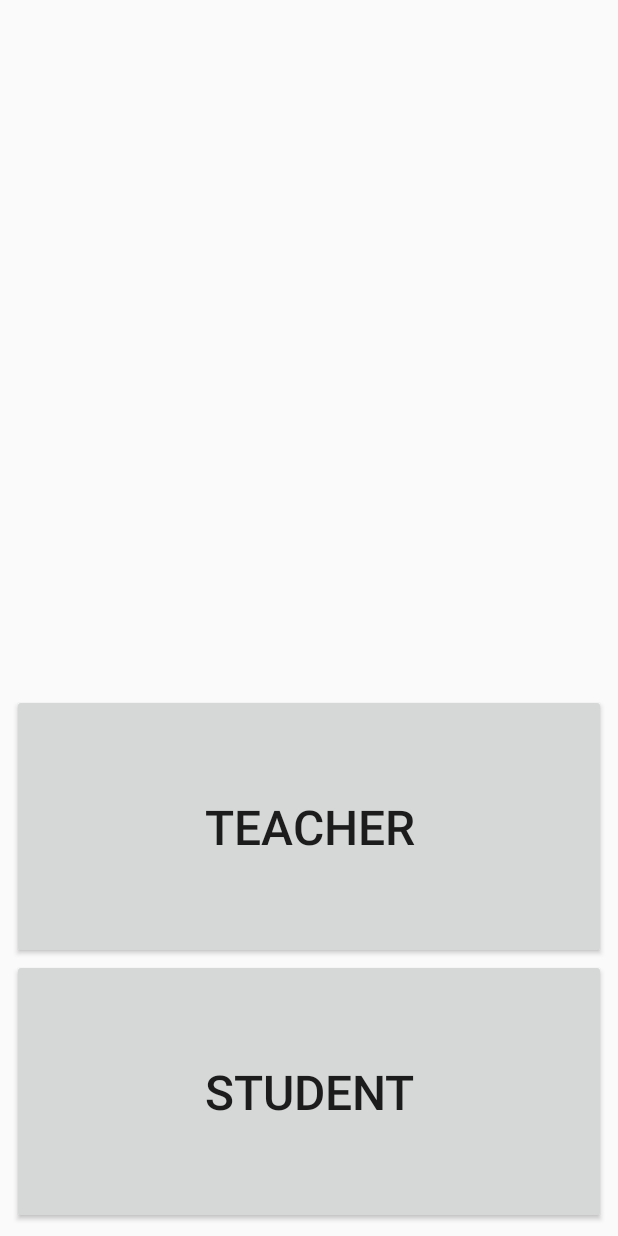
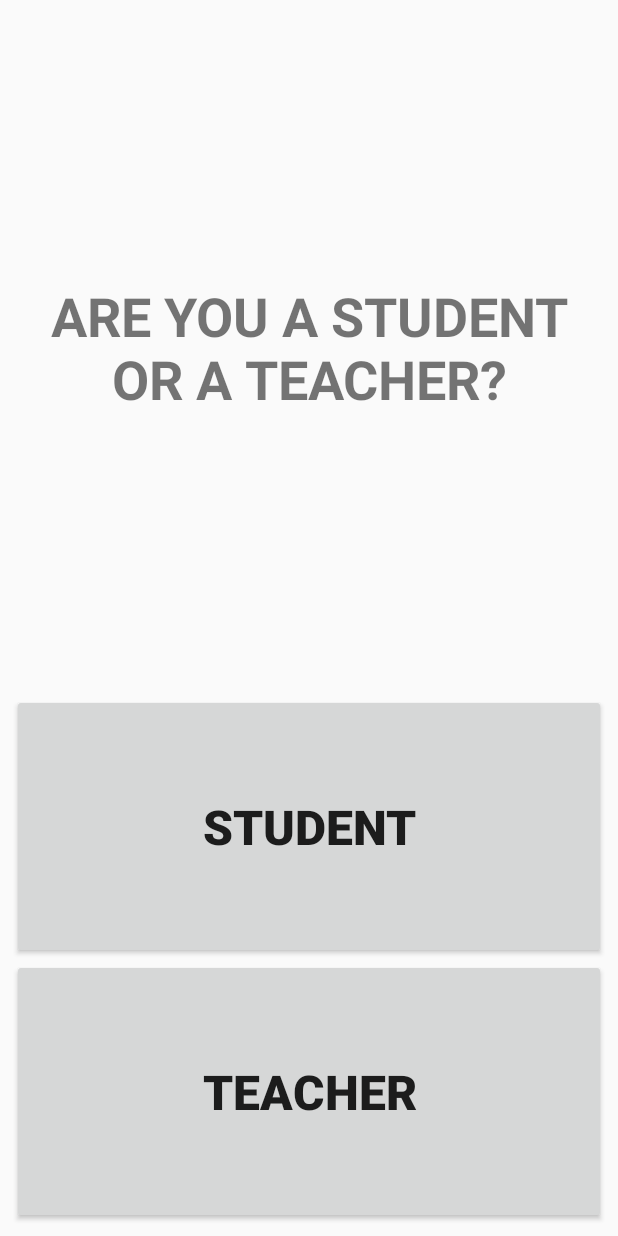
Before and after one commit to smjmoloney/LearningProject, an Android app: the screen it shows after launch (UserCreationActivity), on a phone screen of 412 x 824 dp. Run offline under Robolectric (Android 15) with nearby library versions, the phone set to English and light mode, and no system bars.

Commit message:
Updates to user creation process

```diff
--- a/app/src/main/AndroidManifest.xml
+++ b/app/src/main/AndroidManifest.xml
@@ -27,4 +27,5 @@
             android:theme="@style/AppTheme.NoActionBar"
             tools:ignore="InnerclassSeparator" />
     </application>
+
 </manifest>
--- a/app/src/main/java/fleacircus/com/learningproject/HomeActivity.java
+++ b/app/src/main/java/fleacircus/com/learningproject/HomeActivity.java
@@ -1,15 +1,17 @@
 package fleacircus.com.learningproject;
 
 import android.content.Intent;
+import android.os.Build;
+import android.os.Bundle;
+import android.support.annotation.RequiresApi;
 import android.support.v7.app.AppCompatActivity;
-import android.os.Bundle;
-import android.widget.EditText;
 
 import fleacircus.com.learningproject.UserCreation.UserCreationActivity;
 
 public class HomeActivity extends AppCompatActivity {
     public static final String PREF_USER_FIRST_TIME = "true";
 
+    @RequiresApi(api = Build.VERSION_CODES.JELLY_BEAN_MR1)
     @Override
     protected void onCreate(Bundle savedInstanceState) {
         super.onCreate(savedInstanceState);
--- a/app/src/main/java/fleacircus/com/learningproject/UserCreation/UserCreationActivity.java
+++ b/app/src/main/java/fleacircus/com/learningproject/UserCreation/UserCreationActivity.java
@@ -1,137 +1,78 @@
 package fleacircus.com.learningproject.UserCreation;
 
+import android.animation.ArgbEvaluator;
 import android.os.Bundle;
-import android.support.annotation.NonNull;
-import android.support.constraint.ConstraintLayout;
 import android.support.v4.app.Fragment;
 import android.support.v4.app.FragmentManager;
 import android.support.v4.app.FragmentPagerAdapter;
 import android.support.v4.content.ContextCompat;
 import android.support.v4.view.ViewPager;
 import android.support.v7.app.AppCompatActivity;
-import android.view.LayoutInflater;
-import android.view.View;
-import android.view.ViewGroup;
-import android.widget.LinearLayout;
 
 import fleacircus.com.learningproject.R;
-import fleacircus.com.learningproject.UserCreationHelper;
 
 public class UserCreationActivity extends AppCompatActivity {
-
-    /**
-     * The {@link android.support.v4.view.PagerAdapter} that will provide
-     * fragments for each of the sections. We use a
-     * {@link FragmentPagerAdapter} derivative, which will keep every
-     * loaded fragment in memory. If this becomes too memory intensive, it
-     * may be best to switch to a
-     * {@link android.support.v4.app.FragmentStatePagerAdapter}.
-     */
-    SectionsPagerAdapter sectionsPagerAdapter;
-
     /**
      * The {@link ViewPager} that will host the section contents.
      */
     ViewPager viewPager;
+    /**
+     *
+     */
+    User user = new User();
+
+    int currentPage = 0;
 
     @Override
     protected void onCreate(Bundle savedInstanceState) {
         super.onCreate(savedInstanceState);
         setContentView(R.layout.activity_user_creation);
 
-        sectionsPagerAdapter = new SectionsPagerAdapter(getSupportFragmentManager());
+        viewPager = findViewById(R.id.container);
+        viewPager.setAdapter(new SectionsPagerAdapter(getSupportFragmentManager()));
 
-        viewPager = findViewById(R.id.container);
-        viewPager.setAdapter(sectionsPagerAdapter);
-
-//        addOnboarding();
+        userCreationOnboarding();
     }
 
-    private void addOnboarding() {
-        int[] colourList = new int[]{
+    @Override
+    public void onBackPressed() {
+        /*
+         * Nothing
+         */
+    }
+
+    public void userCreationOnboarding() {
+        final int[] colourList = new int[]{
                 ContextCompat.getColor(this, R.color.cyan),
                 ContextCompat.getColor(this, R.color.orange),
                 ContextCompat.getColor(this, R.color.green)
         };
 
-        /*
-        The backForwardOnboarding method must be used in conjunction with a tabbed activity.
-        See OnboardingUtils to review this method.
-         */
-//        OnboardingUtils.backForwardOnboarding(
-//                viewPager, new Button[]{findViewById(R.id.btn_back), findViewById(R.id.btn_forward)}, colourList, false);
-    }
+        viewPager.setCurrentItem(currentPage);
+        viewPager.beginFakeDrag();
 
-    /**
-     * A placeholder fragment containing a simple view.
-     */
-    public static class PlaceholderFragment extends Fragment {
-        /**
-         * The fragment argument representing the section number for this
-         * fragment.
-         */
-        private static final String ARG_SECTION_NUMBER = "section_number";
-        private String collegeSchool = "COLLEGE";
+        viewPager.addOnPageChangeListener(new ViewPager.OnPageChangeListener() {
+            @Override
+            public void onPageScrolled(int position, float positionOffset, int positionOffsetPixels) {
+                int colorUpdate = (Integer) new ArgbEvaluator().evaluate(positionOffset,
+                        colourList[position],
+                        colourList[position == 2 ? position : position + 1]);
 
-        public PlaceholderFragment() {
-        }
-
-        /**
-         * Returns a new instance of this fragment for the given section
-         * number.
-         */
-        public static PlaceholderFragment newInstance(int sectionNumber) {
-            PlaceholderFragment fragment = new PlaceholderFragment();
-            Bundle args = new Bundle();
-            args.putInt(ARG_SECTION_NUMBER, sectionNumber);
-            fragment.setArguments(args);
-            return fragment;
-        }
-
-        @Override
-        public View onCreateView(@NonNull LayoutInflater inflater, ViewGroup container,
-                                 Bundle savedInstanceState) {
-            View rootView = inflater.inflate(R.layout.fragment_user_creation, container, false);
-            ConstraintLayout constraintLayout = rootView.findViewById(R.id.constraintLayout);
-            LinearLayout linearLayout = constraintLayout.findViewById(R.id.linear_layout);
-
-            if (getArguments() != null) {
-                switch (getArguments().getInt(ARG_SECTION_NUMBER)) {
-                    case 1:
-                        teacherStudentFragment(constraintLayout, linearLayout);
-                        break;
-                    case 2:
-                        break;
-                    case 3:
-                        break;
-                }
+//                viewPager.setBackgroundColor(colorUpdate);
+                viewPager.setCurrentItem(currentPage, true);
             }
 
-            return rootView;
-        }
+            @Override
+            public void onPageSelected(int position) {
+                currentPage = position;
+//                viewPager.setBackgroundColor(colourList[position]);
+            }
 
-        private void teacherStudentFragment(ConstraintLayout constraintLayout, LinearLayout linearLayout) {
-            linearLayout.addView(
-                    UserCreationHelper.createAnswerButton(getActivity(), R.string.teacher_student_answer_a));
-            linearLayout.addView(
-                    UserCreationHelper.createAnswerButton(getActivity(), R.string.teacher_student_answer_b));
-        }
+            @Override
+            public void onPageScrollStateChanged(int state) {
 
-//        private void collegeSchoolFragment(ConstraintLayout constraintLayout) {
-//            TextView textView = constraintLayout.findViewById(R.id.question_text);
-//            textView.setText(R.string.college_school_question);
-//
-//            Button answerA = constraintLayout.findViewById(R.id.answer_a);
-//            answerA.setText(R.string.college_school_answer_a);
-//
-//            Button answerB = constraintLayout.findViewById(R.id.answer_b);
-//            answerB.setText(R.string.college_school_answer_b);
-//        }
-//
-//        private void whichFragment(ConstraintLayout constraintLayout) {
-//            TextView textView = constraintLayout.findViewById(R.id.question_text);
-//            textView.setText(getString(R.string.which_question, collegeSchool));
-//        }
+            }
+        });
     }
 
     /**
@@ -148,7 +89,7 @@ public class UserCreationActivity extends AppCompatActivity {
         public Fragment getItem(int position) {
             // getItem is called to instantiate the fragment for the given page.
             // Return a PlaceholderFragment (defined as a static inner class below).
-            return PlaceholderFragment.newInstance(position + 1);
+            return UserCreationFragment.newInstance(position + 1);
         }
 
         @Override
--- /dev/null
+++ b/app/src/main/java/fleacircus/com/learningproject/UserCreation/UserCreationFragment.java
@@ -0,0 +1,150 @@
+package fleacircus.com.learningproject.UserCreation;
+
+import android.os.Bundle;
+import android.support.annotation.NonNull;
+import android.support.constraint.ConstraintLayout;
+import android.support.v4.app.Fragment;
+import android.util.Log;
+import android.view.LayoutInflater;
+import android.view.View;
+import android.view.ViewGroup;
+import android.widget.Button;
+import android.widget.EditText;
+import android.widget.LinearLayout;
+import android.widget.TextView;
+
+import fleacircus.com.learningproject.R;
+import fleacircus.com.learningproject.UserCreationHelper;
+
+/**
+ * A placeholder fragment containing a simple view.
+ */
+public class UserCreationFragment extends Fragment {
+    /**
+     * The fragment argument representing the section number for this
+     * fragment.
+     */
+    private static final String ARG_SECTION_NUMBER = "section_number";
+
+    private UserCreationActivity userCreationActivity;
+
+    public UserCreationFragment() {
+    }
+
+    /**
+     * Returns a new instance of this fragment for the given section
+     * number.
+     */
+    public static UserCreationFragment newInstance(int sectionNumber) {
+        UserCreationFragment fragment = new UserCreationFragment();
+        Bundle args = new Bundle();
+        args.putInt(ARG_SECTION_NUMBER, sectionNumber);
+        fragment.setArguments(args);
+        return fragment;
+    }
+
+    @Override
+    public View onCreateView(@NonNull LayoutInflater inflater, ViewGroup container,
+                             Bundle savedInstanceState) {
+        userCreationActivity = (UserCreationActivity) getActivity();
+
+        View rootView = inflater.inflate(R.layout.fragment_user_creation, container, false);
+
+        TextView questionView = rootView.findViewById(R.id.question_view);
+        ConstraintLayout constraintLayout = rootView.findViewById(R.id.constraintLayout);
+        LinearLayout linearLayout = rootView.findViewById(R.id.linear_layout);
+
+        if (getArguments() != null) {
+            switch (getArguments().getInt(ARG_SECTION_NUMBER)) {
+                case 1:
+                    teacherStudentSection(questionView, linearLayout);
+                    break;
+                case 2:
+                    collegeSchoolFragment(questionView, linearLayout);
+                    break;
+                case 3:
+                    whichFragment(questionView, linearLayout);
+                    break;
+            }
+        }
+
+        return rootView;
+    }
+
+    private void teacherStudentSection(TextView questionView, LinearLayout linearLayout) {
+        UserCreationHelper.updateQuestionText(questionView, R.string.student_teacher_question);
+
+        Button answerA = UserCreationHelper.createAnswerButton(getActivity(), R.string.student_teacher_answer_a);
+        answerA.setOnClickListener(new View.OnClickListener() {
+            @Override
+            public void onClick(View v) {
+                userCreationActivity.user.setTeacherStudent(getString(R.string.student_teacher_answer_a));
+                userCreationActivity.currentPage += 1;
+                userCreationActivity.viewPager.setCurrentItem(userCreationActivity.currentPage, true);
+            }
+        });
+
+        Button answerB = UserCreationHelper.createAnswerButton(getActivity(), R.string.student_teacher_answer_b);
+        answerB.setOnClickListener(new View.OnClickListener() {
+            @Override
+            public void onClick(View v) {
+                userCreationActivity.user.setTeacherStudent(getString(R.string.student_teacher_answer_b));
+                userCreationActivity.currentPage += 1;
+                userCreationActivity.viewPager.setCurrentItem(userCreationActivity.currentPage, true);
+            }
+        });
+
+        linearLayout.addView(answerA);
+        linearLayout.addView(answerB);
+    }
+
+    private void collegeSchoolFragment(TextView questionView, LinearLayout linearLayout) {
+        UserCreationHelper.updateQuestionText(questionView, R.string.college_school_question);
+
+        Button answerA = UserCreationHelper.createAnswerButton(getActivity(), R.string.college_school_answer_a);
+        answerA.setOnClickListener(new View.OnClickListener() {
+            @Override
+            public void onClick(View v) {
+                userCreationActivity.user.setTeacherStudent(getString(R.string.college_school_answer_a));
+                userCreationActivity.currentPage += 1;
+                userCreationActivity.viewPager.setCurrentItem(userCreationActivity.currentPage, true);
+            }
+        });
+
+        Button answerB = UserCreationHelper.createAnswerButton(getActivity(), R.string.college_school_answer_b);
+        answerB.setOnClickListener(new View.OnClickListener() {
+            @Override
+            public void onClick(View v) {
+                userCreationActivity.user.setCollegeSchool(getString(R.string.college_school_answer_b));
+                userCreationActivity.currentPage += 1;
+                userCreationActivity.viewPager.setCurrentItem(userCreationActivity.currentPage, true);
+            }
+        });
+
+        linearLayout.addView(answerA);
+        linearLayout.addView(answerB);
+    }
+
+    private void whichFragment(TextView questionView, LinearLayout linearLayout) {
+        String temp = getString(R.string.which_question, userCreationActivity.user.getCollegeSchool());
+        UserCreationHelper.updateQuestionText(questionView, temp);
+
+        final EditText editText = UserCreationHelper.createAnswerEditText(getActivity(), temp);
+
+        Button button = UserCreationHelper.createAnswerButton(getActivity(), R.string.continue_button);
+        button.setOnClickListener(new View.OnClickListener() {
+            @Override
+            public void onClick(View v) {
+                userCreationActivity.user.setLocation(editText.getText().toString());
+                userCreationActivity.currentPage += 1;
+                userCreationActivity.viewPager.setCurrentItem(userCreationActivity.currentPage, true);
+
+//                Log.i("USER", userCreationActivity.user.getTeacherStudent());
+//                Log.i("USER", userCreationActivity.user.getCollegeSchool());
+            }
+        });
+
+        linearLayout.addView(editText);
+        linearLayout.addView(button);
+    }
+}
--- a/app/src/main/java/fleacircus/com/learningproject/Utils/OnboardingUtils.java
+++ b/app/src/main/java/fleacircus/com/learningproject/Utils/OnboardingUtils.java
@@ -32,7 +32,7 @@ public class OnboardingUtils {
      *                    by default. This can be altered by the isDraggable
      *                    boolean.
      */
-    public static void backForwardOnboarding(final ViewPager viewPager,
+    public static void genericOnboarding(final ViewPager viewPager,
                                              final Button[] buttons,
                                              final int[] colourList,
                                              boolean isDraggable) {
@@ -51,7 +51,6 @@ public class OnboardingUtils {
             @Override
             public void onPageSelected(int position) {
                 currentPage = position;
-
                 viewPager.setBackgroundColor(colourList[position]);
             }
 
--- a/app/src/main/res/layout/fragment_user_creation.xml
+++ b/app/src/main/res/layout/fragment_user_creation.xml
@@ -7,53 +7,23 @@
     android:layout_height="match_parent"
     tools:context=".UserCreation.UserCreationActivity$PlaceholderFragment">
 
-    <!--<TextView-->
-    <!--android:id="@+id/question_text"-->
-    <!--android:layout_width="wrap_content"-->
-    <!--android:layout_height="wrap_content"-->
-    <!--android:layout_marginStart="32dp"-->
-    <!--android:layout_marginLeft="32dp"-->
-    <!--android:layout_marginEnd="32dp"-->
-    <!--android:layout_marginRight="32dp"-->
-    <!--android:gravity="center"-->
-    <!--android:text="@string/sample_text"-->
-    <!--android:textSize="36sp"-->
-    <!--android:textStyle="bold"-->
-    <!--app:layout_constraintBottom_toTopOf="@+id/answer_b"-->
-    <!--app:layout_constraintEnd_toEndOf="parent"-->
-    <!--app:layout_constraintHorizontal_bias="0.502"-->
-    <!--app:layout_constraintStart_toStartOf="parent"-->
-    <!--app:layout_constraintTop_toTopOf="parent" />-->
-
-    <!--<Button-->
-    <!--android:id="@+id/answer_a"-->
-    <!--android:layout_width="match_parent"-->
-    <!--android:layout_height="wrap_content"-->
-    <!--android:background="#CCC"-->
-    <!--android:paddingTop="@dimen/btn_creation_padding"-->
-    <!--android:paddingBottom="@dimen/btn_creation_padding"-->
-    <!--android:text="@string/sample_text"-->
-    <!--android:textSize="36sp"-->
-    <!--android:textStyle="bold"-->
-    <!--app:layout_constraintBottom_toBottomOf="parent"-->
-    <!--app:layout_constraintEnd_toEndOf="parent"-->
-    <!--app:layout_constraintHorizontal_bias="0.58"-->
-    <!--app:layout_constraintStart_toStartOf="parent" />-->
-
-    <!--<Button-->
-    <!--android:id="@+id/answer_b"-->
-    <!--android:layout_width="match_parent"-->
-    <!--android:layout_height="wrap_content"-->
-    <!--android:background="#CCC"-->
-    <!--android:paddingTop="@dimen/btn_creation_padding"-->
-    <!--android:paddingBottom="@dimen/btn_creation_padding"-->
-    <!--android:text="@string/sample_text"-->
-    <!--android:textSize="36sp"-->
-    <!--android:textStyle="bold"-->
-    <!--app:layout_constraintBottom_toTopOf="@+id/answer_a"-->
-    <!--app:layout_constraintEnd_toEndOf="parent"-->
-    <!--app:layout_constraintHorizontal_bias="0.0"-->
-    <!--app:layout_constraintStart_toStartOf="parent" />-->
+    <TextView
+        android:id="@+id/question_view"
+        android:layout_width="0dp"
+        android:layout_height="wrap_content"
+        android:layout_marginStart="32dp"
+        android:layout_marginLeft="32dp"
+        android:layout_marginTop="8dp"
+        android:layout_marginEnd="32dp"
+        android:layout_marginRight="32dp"
+        android:layout_marginBottom="8dp"
+        android:gravity="center_vertical|center_horizontal"
+        android:textSize="36sp"
+        android:textStyle="bold"
+        app:layout_constraintBottom_toTopOf="@+id/linear_layout"
+        app:layout_constraintEnd_toEndOf="parent"
+        app:layout_constraintStart_toStartOf="parent"
+        app:layout_constraintTop_toTopOf="parent" />
 
     <LinearLayout
         android:id="@+id/linear_layout"
@@ -70,4 +40,5 @@
         app:layout_constraintStart_toStartOf="parent">
 
     </LinearLayout>
+
 </android.support.constraint.ConstraintLayout>
--- a/app/src/main/res/values/strings.xml
+++ b/app/src/main/res/values/strings.xml
@@ -13,21 +13,22 @@
     -->
     <string name="back_button">BACK</string>
     <string name="next_button">NEXT</string>
+    <string name="continue_button">CONTINUE</string>
     <string name="finish_button">FINISH</string>
 
     <!--
     Strings for user creation process
     -->
-    <string name="teacher_student_question">ARE YOU A TEACHER OR A STUDENT?</string>
-    <string name="teacher_student_answer_a">TEACHER</string>
-    <string name="teacher_student_answer_b">STUDENT</string>
+    <string name="student_teacher_question">ARE YOU A STUDENT OR A TEACHER?</string>
+    <string name="student_teacher_answer_a">STUDENT</string>
+    <string name="student_teacher_answer_b">TEACHER</string>
 
     <string name="college_school_question">DO YOU ATTEND A COLLEGE OR SCHOOL?</string>
     <string name="college_school_answer_a">COLLEGE</string>
     <string name="college_school_answer_b">SCHOOL</string>
 
     <string name="which_question">WHICH %1$s DO YOU ATTEND?</string>
-    <string name="title_activity_main">MainActivity</string>
-    <string name="section_format">Hello World from section: %1$d</string>
+    <string name="which_placeholder_location">%1$S NAME</string>
+
 
 </resources>
```
Also changed, not shown: app/src/main/java/fleacircus/com/learningproject/UserCreation/User.java (+16 -6 lines), app/src/main/java/fleacircus/com/learningproject/UserCreationHelper.java (+22 -2 lines), app/src/main/res/menu/menu_main.xml (deleted, +0 -10 lines), app/src/main/res/menu/menu_user_creation.xml (deleted, +0 -10 lines).
